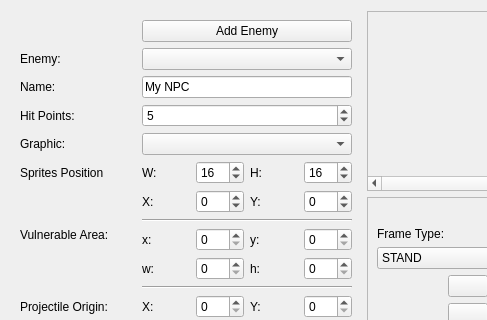
protoman/rockbot, file editor/mainwindow_tab/npc_edit.ui: the form before one commit; both pictures show x 0 to 487 and y 0 to 320 of the 1166 by 723 pixel window.
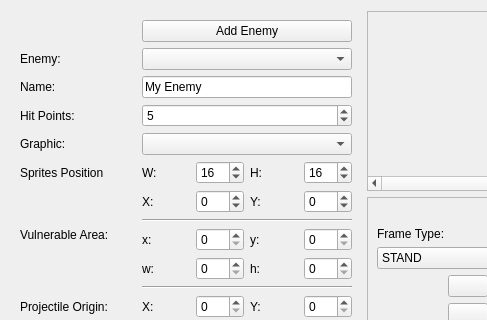
The form after the commit. Icons and pictures are not drawn. Custom widgets are drawn as their Qt base class.

Commit message: - add tooltips in enemy editor

The edit to the form file:
```diff
--- a/editor/mainwindow_tab/npc_edit.ui
+++ b/editor/mainwindow_tab/npc_edit.ui
@@ -789,7 +789,7 @@
          <item row="2" column="1">
           <widget class="QLineEdit" name="npc_edit_tab_NpcName">
            <property name="text">
-            <string>My NPC</string>
+            <string>My Enemy</string>
            </property>
            <property name="maxLength">
             <number>30</number>
```
Left out of the diff: 93 changed lines with no effect on the pictures. The commit also changes 2 other files.
